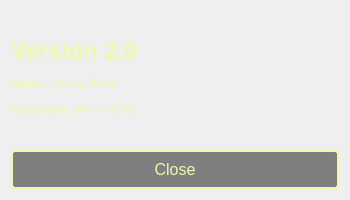
cbtek/SourceGen, file products/sgen/sgen_qt/src/UISourceGenAbout.ui: the form before one commit.
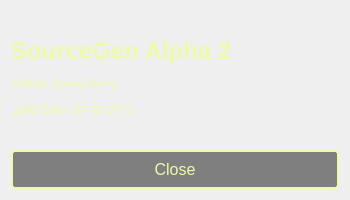
The form after the commit.

Commit message: Renamed template directory from templates to .sgen_templates to be consistent with release folder Updated utilities with latest changes from other projects Updated SourceGen to load templates from Home, App, Run and usr/local/share folders Modularized codebase so that single function could serve many places in code Added button for viewing command line help in the Qt version

```diff
--- a/products/sgen/sgen_qt/src/UISourceGenAbout.ui
+++ b/products/sgen/sgen_qt/src/UISourceGenAbout.ui
@@ -53,7 +53,7 @@
    <item>
     <widget class="QLabel" name="label">
      <property name="text">
-      <string>&lt;html&gt;&lt;head/&gt;&lt;body&gt;&lt;p&gt;&lt;span style=&quot; font-size:xx-large; font-weight:600;&quot;&gt;Version 2.0&lt;/span&gt;&lt;/p&gt;&lt;p&gt;Author: Corey Berry &lt;/p&gt;&lt;p&gt;Build Date: 04-14-2016&lt;/p&gt;&lt;/body&gt;&lt;/html&gt;</string>
+      <string>&lt;html&gt;&lt;head/&gt;&lt;body&gt;&lt;p&gt;&lt;span style=&quot; font-size:xx-large; font-weight:600;&quot;&gt;SourceGen Alpha 2&lt;/span&gt;&lt;/p&gt;&lt;p&gt;Author: Corey Berry &lt;/p&gt;&lt;p&gt;Build Date: 02-25-2017&lt;/p&gt;&lt;/body&gt;&lt;/html&gt;</string>
      </property>
     </widget>
    </item>
```
The commit also changes 26 other files.
